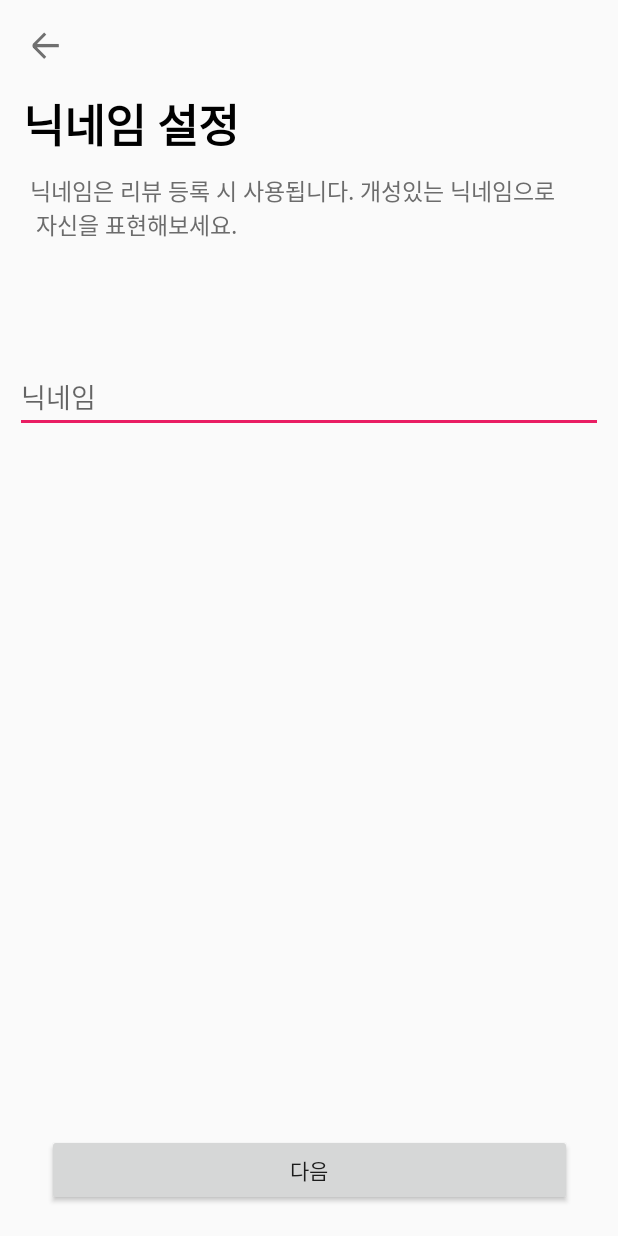
After one commit to luoran852/How_About_Here_Mock_Android, an Android app: the KaKaoSignUpActivity screen opened directly, with no data from a screen before it, on a phone screen of 412 x 824 dp. The commit adds this screen. Run offline under Robolectric (Android 15) with nearby library versions, the phone set to English and light mode, and no system bars.

Commit message:
kakao-login, login-check

```diff
--- a/app/src/main/AndroidManifest.xml
+++ b/app/src/main/AndroidManifest.xml
@@ -63,6 +63,9 @@
             android:screenOrientation="portrait"
             android:theme="@style/AppTheme.NoActionBar" />
 
+        <activity android:name=".src.main.kakaoSignUp.KaKaoSignUpActivity"
+            android:screenOrientation="portrait"
+            android:theme="@style/AppTheme.NoActionBar" />
 
         <activity android:name="com.kakao.sdk.auth.AuthCodeHandlerActivity">
         <intent-filter>
--- a/app/src/main/java/com/softsquared/template/kotlin/config/ApplicationClass.kt
+++ b/app/src/main/java/com/softsquared/template/kotlin/config/ApplicationClass.kt
@@ -26,7 +26,7 @@ class ApplicationClass : Application() {
         lateinit var sSharedPreferences: SharedPreferences
 
         // JWT Token Header 키 값
-        val X_ACCESS_TOKEN = "X-ACCESS-TOKEN"
+        var X_ACCESS_TOKEN = "X-ACCESS-TOKEN"
 
         // Retrofit 인스턴스, 앱 실행시 한번만 생성하여 사용합니다.
         lateinit var sRetrofit: Retrofit
--- /dev/null
+++ b/app/src/main/java/com/softsquared/template/kotlin/src/main/kakaoSignUp/KaKaoSignUpActivity.kt
@@ -0,0 +1,25 @@
+package com.softsquared.template.kotlin.src.main.kakaoSignUp
+
+import android.os.Bundle
+import com.softsquared.template.kotlin.config.BaseActivity
+import com.softsquared.template.kotlin.databinding.ActivityKakaoSignupBinding
+
+class KaKaoSignUpActivity : BaseActivity<ActivityKakaoSignupBinding>(ActivityKakaoSignupBinding::inflate) {
+
+    override fun onCreate(savedInstanceState: Bundle?) {
+        super.onCreate(savedInstanceState)
+
+        // 나가기 버튼
+        binding.kakaoSignupBackBtn.setOnClickListener {
+            finish()
+        }
+
+        // 닉네임 설정 다음 버튼
+        binding.kakaoSignupNextBtn.setOnClickListener {
+
+
+        }
+
+    }
+
+}
--- a/app/src/main/java/com/softsquared/template/kotlin/src/main/loginEmail/LoginEmailRetrofitInterface.kt
+++ b/app/src/main/java/com/softsquared/template/kotlin/src/main/loginEmail/LoginEmailRetrofitInterface.kt
@@ -4,6 +4,7 @@ import com.softsquared.template.kotlin.src.main.loginEmail.model.LoginEmailRespo
 import com.softsquared.template.kotlin.src.main.loginEmail.model.PostLoginEmailRequest
 import retrofit2.Call
 import retrofit2.http.Body
+import retrofit2.http.Header
 import retrofit2.http.POST
 
 interface LoginEmailRetrofitInterface {
--- a/app/src/main/java/com/softsquared/template/kotlin/src/main/loginEmail/LoginEmailService.kt
+++ b/app/src/main/java/com/softsquared/template/kotlin/src/main/loginEmail/LoginEmailService.kt
@@ -17,7 +17,8 @@ class LoginEmailService(val view: LoginEmailActivityView) {
                 Callback<LoginEmailResponse> {
             override fun onResponse(call: Call<LoginEmailResponse>, response: Response<LoginEmailResponse>) {
                 view.onPostLoginEmailSuccess(response.body() as LoginEmailResponse)
-                Log.e(TAG, "${response.body()}")
+                Log.e(TAG, "jwt? ${response.body()}")
+
             }
 
             override fun onFailure(call: Call<LoginEmailResponse>, t: Throwable) {
--- a/app/src/main/java/com/softsquared/template/kotlin/src/main/loginEmail/model/LoginEmailResponse.kt
+++ b/app/src/main/java/com/softsquared/template/kotlin/src/main/loginEmail/model/LoginEmailResponse.kt
@@ -5,8 +5,8 @@ import com.softsquared.template.kotlin.config.BaseResponse
 
 data class LoginEmailResponse(
         // 베이스 리스폰스를 상속 받았으므로, 아래 내용은 포함이 되었습니다.
+        @SerializedName("result") val result: ArrayList<ResultLoginEmail>,
         @SerializedName("isSuccess") val isSuccess: Boolean,
         @SerializedName("code") val code: Int,
-        @SerializedName("message") val message: String,
-        @SerializedName("result") val result: ArrayList<ResultLoginEmail>
+        @SerializedName("message") val message: String
 ) //: BaseResponse()
--- /dev/null
+++ b/app/src/main/res/layout/activity_kakao_signup.xml
@@ -0,0 +1,73 @@
+<?xml version="1.0" encoding="utf-8"?>
+<LinearLayout
+    xmlns:android="http://schemas.android.com/apk/res/android"
+    xmlns:app="http://schemas.android.com/apk/res-auto"
+    android:layout_width="match_parent"
+    android:layout_height="match_parent"
+    android:orientation="vertical">
+
+    <FrameLayout
+        android:layout_width="match_parent"
+        android:layout_height="60dp">
+
+        <ImageView
+            android:id="@+id/kakao_signup_back_btn"
+            android:layout_width="40dp"
+            android:layout_height="40dp"
+            android:layout_gravity="center_vertical"
+            android:layout_margin="10dp"
+            android:src="@drawable/btn_back" />
+
+    </FrameLayout>
+
+    <TextView
+        android:layout_width="wrap_content"
+        android:layout_height="wrap_content"
+        android:layout_marginStart="15dp"
+        android:text="닉네임 설정"
+        android:textAppearance="@style/TextAppearance.AppCompat.Display1"
+        android:textColor="#000000"
+        android:textSize="30sp"
+        android:textStyle="bold" />
+
+    <TextView
+        android:layout_width="wrap_content"
+        android:layout_height="wrap_content"
+        android:layout_marginStart="20dp"
+        android:layout_marginTop="10dp"
+        android:text="닉네임은 리뷰 등록 시 사용됩니다. 개성있는 닉네임으로\n 자신을 표현해보세요."
+        android:textColor="#6C6C6C"
+        android:textSize="15sp" />
+
+    <Space
+        android:layout_width="match_parent"
+        android:layout_height="70dp" />
+
+    <EditText
+        android:id="@+id/kakao_signup_edit_nickname"
+        android:layout_width="match_parent"
+        android:layout_height="wrap_content"
+        android:ems="10"
+        android:inputType="phone"
+        android:hint="닉네임"
+        android:layout_margin="10dp"/>
+
+    <androidx.constraintlayout.widget.ConstraintLayout
+        android:layout_width="match_parent"
+        android:layout_height="match_parent">
+
+        <Button
+            android:id="@+id/kakao_signup_next_btn"
+            android:layout_width="350dp"
+            android:layout_height="0dp"
+            android:layout_gravity="center_horizontal"
+            android:layout_marginBottom="20dp"
+            android:text="다음"
+            app:layout_constraintBottom_toBottomOf="parent"
+            app:layout_constraintEnd_toEndOf="parent"
+            app:layout_constraintStart_toStartOf="parent" />
+
+    </androidx.constraintlayout.widget.ConstraintLayout>
+
+
+</LinearLayout>
```
Also changed, not shown: app/src/main/java/com/softsquared/template/kotlin/src/main/login/LoginActivity.kt (+63 -1 lines), app/src/main/java/com/softsquared/template/kotlin/src/main/login/LoginActivityView.kt (added, +12 -0 lines), app/src/main/java/com/softsquared/template/kotlin/src/main/login/LoginRetrofitInterface.kt (added, +14 -0 lines), app/src/main/java/com/softsquared/template/kotlin/src/main/login/LoginService.kt (added, +31 -0 lines), app/src/main/java/com/softsquared/template/kotlin/src/main/login/model/LoginResponse.kt (added, +11 -0 lines), app/src/main/java/com/softsquared/template/kotlin/src/main/login/model/PostLoginRequest.kt (added, +7 -0 lines), app/src/main/java/com/softsquared/template/kotlin/src/main/login/model/ResultLogin.kt (added, +7 -0 lines), app/src/main/java/com/softsquared/template/kotlin/src/main/myPage/MyPageFragment.kt (+38 -13 lines), app/src/main/java/com/softsquared/template/kotlin/src/main/myPage/MyPageFragmentView.kt (+5 -6 lines), app/src/main/java/com/softsquared/template/kotlin/src/main/myPage/MyPageRetrofitInterface.kt (+5 -3 lines), app/src/main/java/com/softsquared/template/kotlin/src/main/myPage/MyPageService.kt (+18 -12 lines), app/src/main/java/com/softsquared/template/kotlin/src/main/myPage/model/PostMyPageRequest.kt (added, +8 -0 lines).
